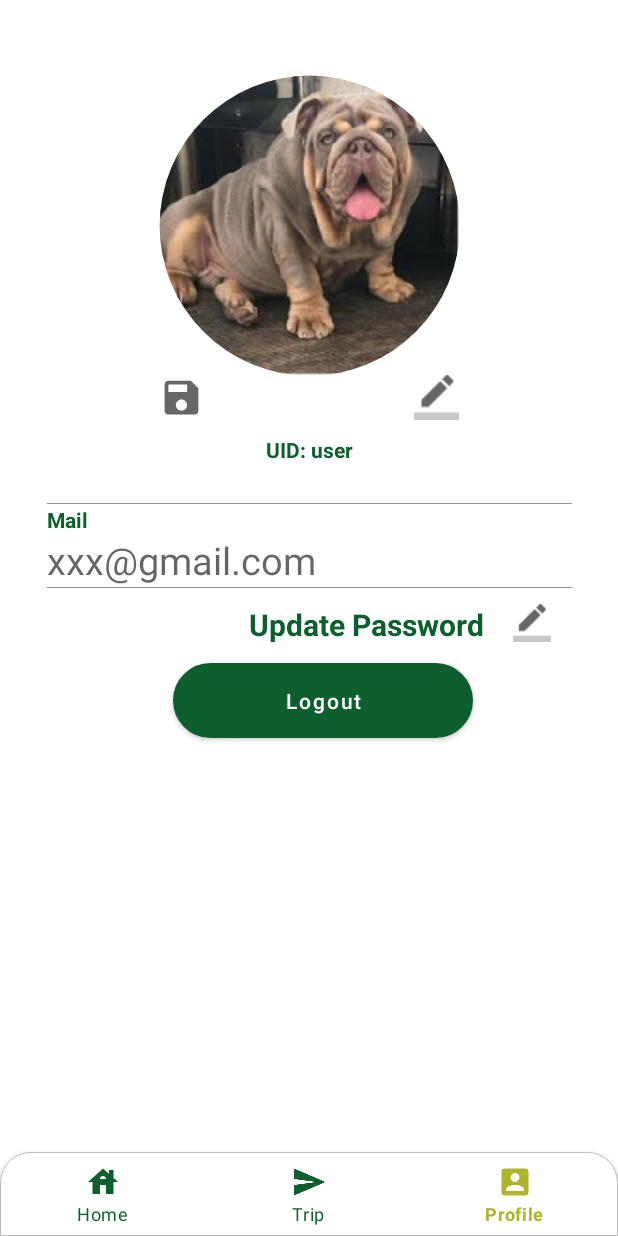
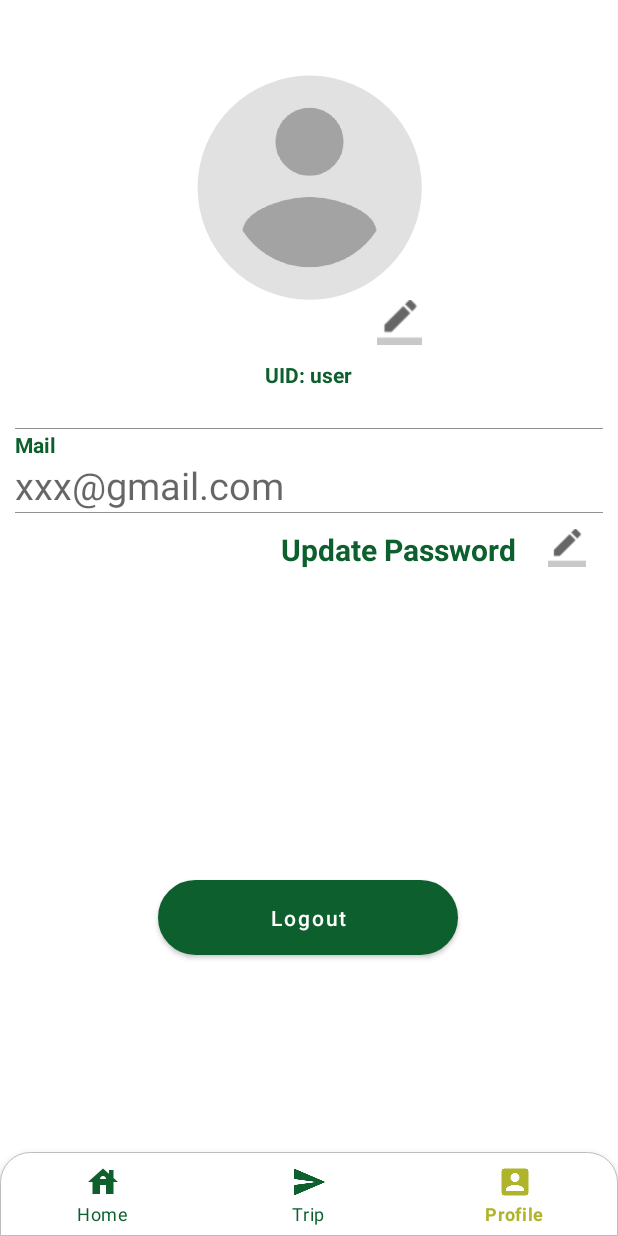
Before and after one commit to Lamduy0807/DoAnNMUDDD, an Android app: the ProfileActivity screen opened directly, with no data from a screen before it, on a phone screen of 412 x 824 dp. Run offline under Robolectric (Android 15) with nearby library versions, the phone set to English and light mode, and no system bars; our stand-ins replace CircleImageView, Firebase (no records; nobody signed in at launch, a user with empty details on screens opened directly), Picasso; libraries missing offline, so code that uses them is left out: com.makeramen.roundedimageview, com.theartofdev.edmodo.

Commit message:
complete profile

```diff
--- a/app/build.gradle
+++ b/app/build.gradle
@@ -48,7 +48,7 @@ dependencies {
 
     implementation 'androidx.cardview:cardview:1.0.0'
 
-
+    implementation 'com.theartofdev.edmodo:android-image-cropper:2.8.+'
     androidTestImplementation 'androidx.test.espresso:espresso-core:3.3.0'
     implementation 'com.squareup.picasso:picasso:2.71828'
     implementation 'com.flaviofaria:kenburnsview:1.0.7'
--- a/app/src/main/AndroidManifest.xml
+++ b/app/src/main/AndroidManifest.xml
@@ -9,6 +9,9 @@
     <uses-permission android:name="android.permission.ACCESS_FINE_LOCATION" />
     <uses-permission android:name="android.permission.ACCESS_COARSE_LOCATION" />
     <uses-permission android:name="android.permission.INTERNET" />
+    <uses-permission android:name="android.permission.READ_EXTERNAL_STORAGE"/>
+    <uses-permission android:name="android.permission.WRITE_EXTERNAL_STORAGE"/>
+
 
     <application
         android:usesCleartextTraffic="true"
@@ -24,7 +27,8 @@
         <meta-data
             android:name="com.google.android.geo.API_KEY"
             android:value="@string/map_key" />
-
+        <activity android:name="com.theartofdev.edmodo.cropper.CropImageActivity"
+            android:theme="@style/Base.Theme.AppCompat"/>
         <activity android:name="controller.CreateTrip.DetailPlaceActivity" />
         <activity android:name="controller.CreateTrip.Trip6Activity"
             android:parentActivityName="controller.CreateTrip.CreateTrip2"/>
--- a/app/src/main/java/controller/minh/ProfileActivity.java
+++ b/app/src/main/java/controller/minh/ProfileActivity.java
@@ -4,7 +4,9 @@ import androidx.annotation.NonNull;
 import androidx.annotation.Nullable;
 import androidx.appcompat.app.AppCompatActivity;
 
+import android.app.AlertDialog;
 import android.app.ProgressDialog;
+import android.content.DialogInterface;
 import android.content.Intent;
 import android.net.Uri;
 import android.os.Bundle;
@@ -31,6 +33,7 @@ import com.google.firebase.storage.FirebaseStorage;
 import com.google.firebase.storage.StorageReference;
 import com.google.firebase.storage.StorageTask;
 import com.squareup.picasso.Picasso;
+import com.theartofdev.edmodo.cropper.CropImage;
 
 import org.jetbrains.annotations.NotNull;
 
@@ -71,7 +74,7 @@ public class ProfileActivity extends AppCompatActivity {
       SetBottomNavigationBar();
        profilePic=findViewById(R.id.img);
        changePic=findViewById(R.id.btnChangePic);
-       ivSave=findViewById(R.id.ivSave);
+//       ivSave=findViewById(R.id.ivSave);
        txtEmail=findViewById(R.id.txtmail);
        txtEmail.setText(mAuth.getCurrentUser().getEmail());
        txtID=findViewById(R.id.txtID);
@@ -94,17 +97,18 @@ public class ProfileActivity extends AppCompatActivity {
        changePic.setOnClickListener(new View.OnClickListener() {
            @Override
            public void onClick(View v) {
-               Intent openGallerryIntent = new Intent(Intent.ACTION_PICK, MediaStore.Images.Media.INTERNAL_CONTENT_URI);
-               startActivityForResult(openGallerryIntent,1000);
+//               Intent openGallerryIntent = new Intent(Intent.ACTION_PICK, MediaStore.Images.Media.INTERNAL_CONTENT_URI);
+//               startActivityForResult(openGallerryIntent,1000);
+               CropImage.activity().setAspectRatio(1,1).start(ProfileActivity.this);
 
            }
        });
-       ivSave.setOnClickListener(new View.OnClickListener() {
-           @Override
-           public void onClick(View v) {
-               uploadProfileImage();
-           }
-       });
+//       ivSave.setOnClickListener(new View.OnClickListener() {
+//           @Override
+//           public void onClick(View v) {
+//               uploadProfileImage();
+//           }
+//       });
 
        getUserInfo();
 
@@ -177,15 +181,51 @@ public class ProfileActivity extends AppCompatActivity {
     @Override
     protected void onActivityResult(int requestCode, int resultCode, @Nullable @org.jetbrains.annotations.Nullable Intent data) {
         super.onActivityResult(requestCode, resultCode, data);
-        if(requestCode==1000){
+//        if(requestCode==1000){
+//            if(resultCode== RESULT_OK && data!= null){
+//                imageUri = data.getData();
+//                profilePic.setImageURI(imageUri);
+//                Toast.makeText(this, "Update Sucess, Please click Save button.", Toast.LENGTH_SHORT).show();
+//                AlertDialog.Builder alertDialog = new AlertDialog.Builder(this);
+//                alertDialog.setTitle("Save change?");
+//                alertDialog.setPositiveButton("Save", new DialogInterface.OnClickListener() {
+//                    @Override
+//                    public void onClick(DialogInterface dialog, int which) {
+//                        uploadProfileImage();
+//                    }
+//                });
+//                alertDialog.show();
+//            }
+//
+//        }
+        if(requestCode==CropImage.CROP_IMAGE_ACTIVITY_REQUEST_CODE){
             if(resultCode== RESULT_OK && data!= null){
-                imageUri = data.getData();
+                CropImage.ActivityResult result = CropImage.getActivityResult(data);
+                imageUri = result.getUri();
                 profilePic.setImageURI(imageUri);
+                Toast.makeText(this, "Update Sucess, Please click Save button.", Toast.LENGTH_SHORT).show();
+                AlertDialog.Builder alertDialog = new AlertDialog.Builder(this);
+                alertDialog.setTitle("Save change?");
+                alertDialog.setPositiveButton("Save", new DialogInterface.OnClickListener() {
+                    @Override
+                    public void onClick(DialogInterface dialog, int which) {
+                        uploadProfileImage();
+                    }
+                });
+                alertDialog.show();
+            }
+            else{
+                Toast.makeText(this, "Error, Try Again", Toast.LENGTH_SHORT).show();
             }
 
         }
+        else{
+            Toast.makeText(this, "Error, Try Again", Toast.LENGTH_SHORT).show();
+        }
+        }
 
-    }
+
+
     private void SetBottomNavigationBar() {
         bottomNavigationView.setSelectedItemId(R.id.action_pro);
         bottomNavigationView.setOnNavigationItemSelectedListener(new BottomNavigationView.OnNavigationItemSelectedListener() {
--- a/app/src/main/res/layout/activity_home_screen.xml
+++ b/app/src/main/res/layout/activity_home_screen.xml
@@ -102,7 +102,8 @@
                 android:layout_marginTop="@dimen/_8sdp"
                 android:paddingStart="30dp"
                 android:paddingEnd="30dp"
-                app:layout_constraintTop_toBottomOf="@+id/CardSearch" />
+                app:layout_constraintTop_toBottomOf="@+id/CardSearch"
+                tools:layout_editor_absoluteX="0dp" />
 
             <TextView
                 android:id="@+id/tvRecent"
--- a/app/src/main/res/layout/activity_profile.xml
+++ b/app/src/main/res/layout/activity_profile.xml
@@ -19,23 +19,15 @@
 
         <controller.minh.CircleImageView
             android:id="@+id/img"
-            android:layout_width="200dp"
-            android:layout_height="200dp"
+            android:layout_width="150dp"
+            android:layout_height="150dp"
             android:layout_marginTop="50dp"
-            android:src="@drawable/avrt" />
+            android:src="@drawable/profile_avatar_placeholder_large" />
         <androidx.constraintlayout.widget.ConstraintLayout
             android:layout_width="match_parent"
             android:layout_height="wrap_content">
 
-            <ImageView
-                android:id="@+id/ivSave"
-                android:layout_width="30dp"
-                android:layout_height="30dp"
-                android:layout_gravity="bottom"
-                android:src="@drawable/ic_baseline_save_24"
-                app:layout_constraintBottom_toBottomOf="parent"
-                app:layout_constraintStart_toStartOf="parent"
-                app:layout_constraintTop_toTopOf="parent" />
+
 
             <ImageView
                 android:id="@+id/btnChangePic"
@@ -52,7 +44,9 @@
 
     <LinearLayout
         android:id="@+id/linearLayout3"
-        android:layout_width="wrap_content"
+        android:layout_marginLeft="10dp"
+        android:layout_marginRight="10dp"
+        android:layout_width="match_parent"
         android:layout_height="wrap_content"
         android:layout_gravity="center_horizontal"
         android:orientation="vertical"
@@ -75,7 +69,7 @@
 
         <ImageView
             android:id="@+id/line"
-            android:layout_width="350dp"
+            android:layout_width="match_parent"
             android:layout_height="wrap_content"
 
             android:layout_marginTop="25dp"
@@ -100,7 +94,7 @@
 
         <ImageView
             android:id="@+id/line2"
-            android:layout_width="350dp"
+            android:layout_width="match_parent"
             android:layout_height="wrap_content"
 
             android:src="@drawable/line" />
@@ -129,7 +123,7 @@
             android:id="@+id/ivUpdatePass"
             android:layout_width="0dp"
             android:layout_height="25dp"
-            android:layout_marginRight="25dp"
+
             android:layout_weight="1"
             android:src="@drawable/ic_border_color_24px" />
 
@@ -140,16 +134,17 @@
         android:layout_width="200dp"
         android:layout_height="50dp"
         android:layout_gravity="center"
-        android:layout_marginTop="12dp"
+        android:layout_marginBottom="10dp"
         android:background="@drawable/button_botron"
         android:text="Logout"
         android:textAllCaps="false"
         app:backgroundTint="@null"
-        app:layout_constraintBottom_toTopOf="@+id/bottom_navi"
+        app:layout_constraintBottom_toTopOf="@+id/bottom_navipro"
         app:layout_constraintEnd_toEndOf="parent"
-        app:layout_constraintHorizontal_bias="0.545"
+        app:layout_constraintHorizontal_bias="0.497"
         app:layout_constraintStart_toStartOf="parent"
-        app:layout_constraintTop_toBottomOf="@+id/linearLayout2" />
+        app:layout_constraintTop_toBottomOf="@+id/linearLayout2"
+        app:layout_constraintVertical_bias="0.631" />
 
     <com.google.android.material.bottomnavigation.BottomNavigationView
         android:id="@+id/bottom_navipro"
```
Also changed, not shown: app/src/main/res/drawable/profile_avatar_placeholder_large.png (added).
